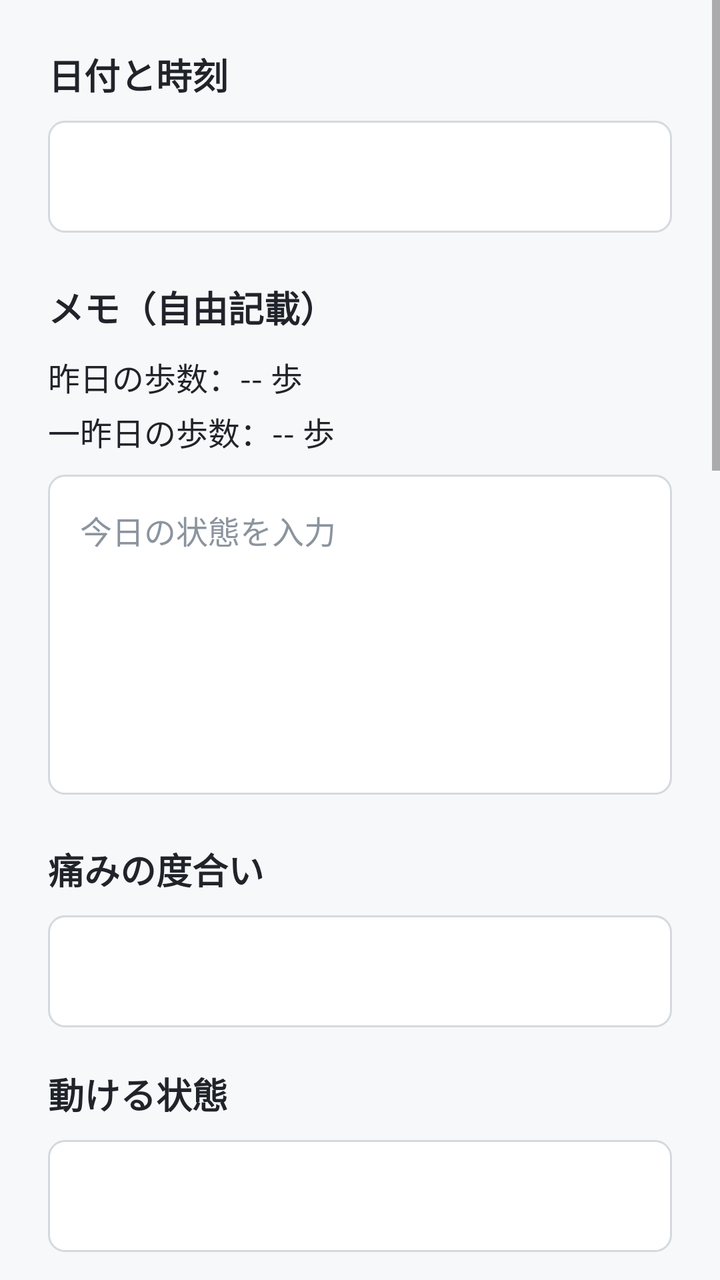
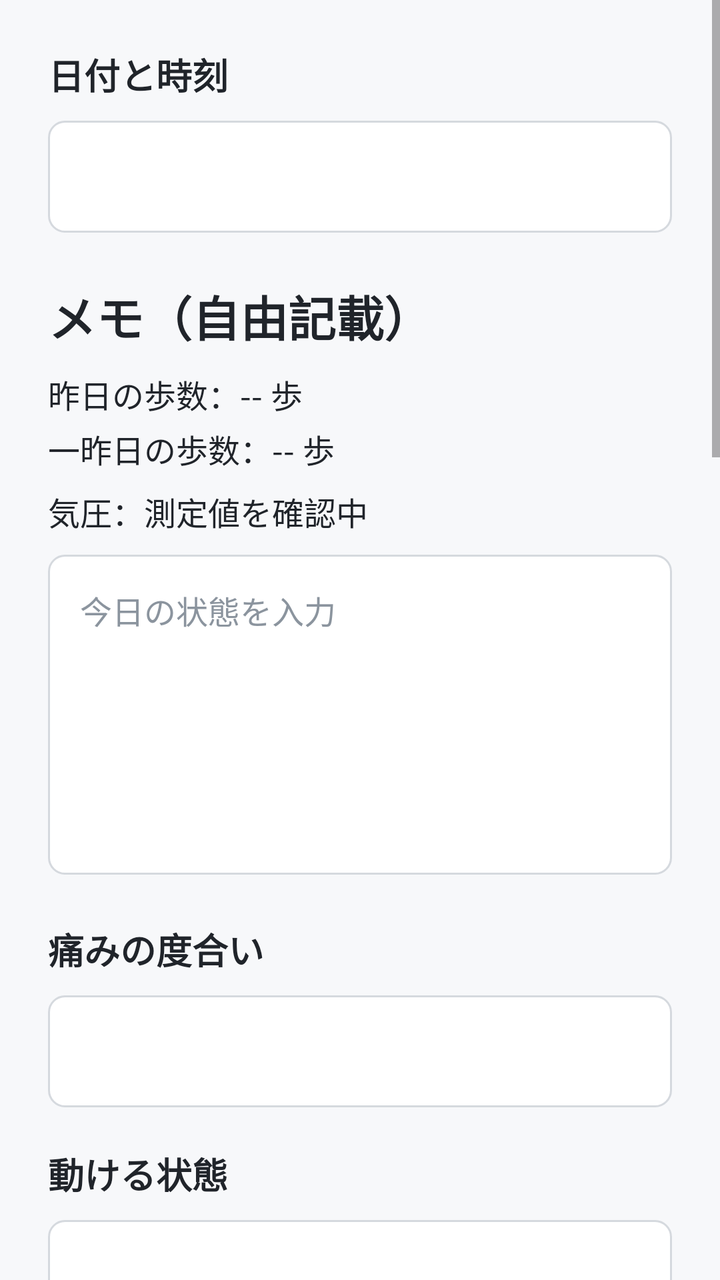

An Android layout rendered at two revisions. The XML below is the earlier revision; the diff shows what the commit changed to produce the second picture.
<!-- AndroidManifest.xml: application theme Theme.PainRecord001 -->
<!-- res/layout/activity_record_input.xml -->
<?xml version="1.0" encoding="utf-8"?>
<ScrollView xmlns:android="http://schemas.android.com/apk/res/android"
    android:layout_width="match_parent"
    android:layout_height="match_parent"
    android:background="@color/screen_background"
    android:clipToPadding="false"
    android:fillViewport="true"
    android:paddingBottom="120dp">

    <LinearLayout
        android:layout_width="match_parent"
        android:layout_height="wrap_content"
        android:orientation="vertical"
        android:padding="24dp">

        <TextView
            android:layout_width="match_parent"
            android:layout_height="wrap_content"
            android:text="@string/date_time_label"
            android:textColor="@color/text_primary"
            android:textSize="18sp"
            android:textStyle="bold" />

        <TextView
            android:id="@+id/dateTimeText"
            android:layout_width="match_parent"
            android:layout_height="56dp"
            android:layout_marginTop="10dp"
            android:background="@drawable/edit_text_background"
            android:gravity="center_vertical"
            android:padding="16dp"
            android:textColor="@color/text_primary"
            android:textSize="16sp" />

        <TextView
            android:layout_width="match_parent"
            android:layout_height="wrap_content"
            android:layout_marginTop="24dp"
            android:text="@string/memo_free_label"
            android:textColor="@color/text_primary"
            android:textSize="18sp"
            android:textStyle="bold" />
        <TextView
            android:id="@+id/yesterdayStepsText"
            android:layout_width="match_parent"
            android:layout_height="wrap_content"
            android:layout_marginTop="10dp"
            android:text="昨日の歩数：-- 歩"
            android:textColor="@color/text_primary"
            android:textSize="16sp" />

        <TextView
            android:id="@+id/dayBeforeYesterdayStepsText"
            android:layout_width="match_parent"
            android:layout_height="wrap_content"
            android:layout_marginTop="4dp"
            android:text="一昨日の歩数：-- 歩"
            android:textColor="@color/text_primary"
            android:textSize="16sp" />
        <EditText
            android:id="@+id/dateScreenMemoEditText"
            android:layout_width="match_parent"
            android:layout_height="160dp"
            android:layout_marginTop="10dp"
            android:background="@drawable/edit_text_background"
            android:gravity="top|start"
            android:hint="@string/memo_hint"
            android:inputType="textMultiLine|textCapSentences"
            android:padding="16dp"
            android:textColor="@color/text_primary"
            android:textColorHint="@color/text_hint"
            android:textSize="16sp" />

        <TextView
            android:layout_width="match_parent"
            android:layout_height="wrap_content"
            android:layout_marginTop="24dp"
            android:text="@string/pain_level_label"
            android:textColor="@color/text_primary"
            android:textSize="18sp"
            android:textStyle="bold" />

        <Spinner
            android:id="@+id/painLevelSpinner"
            android:layout_width="match_parent"
            android:layout_height="56dp"
            android:layout_marginTop="10dp"
            android:background="@drawable/edit_text_background"
            android:paddingHorizontal="12dp" />

        <TextView
            android:layout_width="match_parent"
            android:layout_height="wrap_content"
            android:layout_marginTop="20dp"
            android:text="@string/movement_label"
            android:textColor="@color/text_primary"
            android:textSize="18sp"
            android:textStyle="bold" />

        <Spinner
            android:id="@+id/movementSpinner"
            android:layout_width="match_parent"
            android:layout_height="56dp"
            android:layout_marginTop="10dp"
            android:background="@drawable/edit_text_background"
            android:paddingHorizontal="12dp" />

        <TextView
            android:layout_width="match_parent"
            android:layout_height="wrap_content"
            android:layout_marginTop="20dp"
            android:text="@string/sleep_label"
            android:textColor="@color/text_primary"
            android:textSize="18sp"
            android:textStyle="bold" />

        <Spinner
            android:id="@+id/sleepSpinner"
            android:layout_width="match_parent"
            android:layout_height="56dp"
            android:layout_marginTop="10dp"
            android:background="@drawable/edit_text_background"
            android:paddingHorizontal="12dp" />

        <TextView
            android:layout_width="match_parent"
            android:layout_height="wrap_content"
            android:layout_marginTop="20dp"
            android:text="@string/brain_fog_label"
            android:textColor="@color/text_primary"
            android:textSize="18sp"
            android:textStyle="bold" />

        <Spinner
            android:id="@+id/brainFogSpinner"
            android:layout_width="match_parent"
            android:layout_height="56dp"
            android:layout_marginTop="10dp"
            android:background="@drawable/edit_text_background"
            android:paddingHorizontal="12dp" />

        <TextView
            android:layout_width="match_parent"
            android:layout_height="wrap_content"
            android:layout_marginTop="20dp"
            android:text="@string/pain_time_label"
            android:textColor="@color/text_primary"
            android:textSize="18sp"
            android:textStyle="bold" />

        <LinearLayout
            android:layout_width="match_parent"
            android:layout_height="wrap_content"
            android:layout_marginTop="10dp"
            android:background="@drawable/edit_text_background"
            android:orientation="vertical"
            android:padding="12dp">

            <CheckBox
                android:id="@+id/morningCheckBox"
                android:layout_width="match_parent"
                android:layout_height="48dp"
                android:text="@string/pain_time_morning"
                android:textColor="@color/text_primary"
                android:textSize="16sp" />

            <CheckBox
                android:id="@+id/eveningCheckBox"
                android:layout_width="match_parent"
                android:layout_height="48dp"
                android:text="@string/pain_time_evening"
                android:textColor="@color/text_primary"
                android:textSize="16sp" />

            <CheckBox
                android:id="@+id/nightCheckBox"
                android:layout_width="match_parent"
                android:layout_height="48dp"
                android:text="@string/pain_time_night"
                android:textColor="@color/text_primary"
                android:textSize="16sp" />

            <CheckBox
                android:id="@+id/allDayCheckBox"
                android:layout_width="match_parent"
                android:layout_height="48dp"
                android:text="@string/pain_time_all_day"
                android:textColor="@color/text_primary"
                android:textSize="16sp" />
        </LinearLayout>

        <Button
            android:id="@+id/nextButton"
            android:layout_width="match_parent"
            android:layout_height="56dp"
            android:layout_marginTop="24dp"
            android:backgroundTint="@color/accent"
            android:text="@string/next"
            android:textAllCaps="false"
            android:textColor="@color/white"
            android:textSize="16sp"
            android:textStyle="bold" />

        <Button
            android:id="@+id/returnToTopButton"
            android:layout_width="match_parent"
            android:layout_height="56dp"
            android:layout_marginTop="12dp"
            android:backgroundTint="@color/mandala_button"
            android:text="@string/return_to_top"
            android:textAllCaps="false"
            android:textColor="@color/white"
            android:textSize="16sp"
            android:textStyle="bold" />

        <Space
            android:layout_width="match_parent"
            android:layout_height="120dp" />
    </LinearLayout>
</ScrollView>
<!-- resources referenced by this layout -->
<resources>
  <color name="accent">#FF108E71</color>
  <color name="mandala_button">#FF1F4C8E</color>
  <color name="screen_background">#FFF7F8FA</color>
  <color name="text_hint">#FF8B949E</color>
  <color name="text_primary">#FF20242A</color>
  <color name="white">#FFFFFFFF</color>
  <!-- drawable edit_text_background (drawable) -->
  <?xml version="1.0" encoding="utf-8"?>
  <shape xmlns:android="http://schemas.android.com/apk/res/android">
      <solid android:color="@color/white" />
      <stroke
          android:width="1dp"
          android:color="@color/input_border" />
      <corners android:radius="8dp" />
  </shape>
  <string name="brain_fog_label">頭の働き（ブレインフォグ）</string>
  <string name="date_time_label">日付と時刻</string>
  <string name="memo_free_label">メモ（自由記載）</string>
  <string name="memo_hint">今日の状態を入力</string>
  <string name="movement_label">動ける状態</string>
  <string name="next">次へ</string>
  <string name="pain_level_label">痛みの度合い</string>
  <string name="pain_time_all_day">4. 1日中</string>
  <string name="pain_time_evening">2. 夕方</string>
  <string name="pain_time_label">痛い時間帯</string>
  <string name="pain_time_morning">1. 午前中</string>
  <string name="pain_time_night">3. 夜間</string>
  <string name="return_to_top">最初に戻る</string>
  <string name="sleep_label">睡眠の状態</string>
  <style name="Theme.PainRecord001" parent="Theme.MaterialComponents.DayNight.NoActionBar">
          
          <item name="colorPrimary">@color/accent</item>
          <item name="colorPrimaryVariant">@color/mandala_button</item>
          <item name="colorOnPrimary">@color/white</item>
          
          <item name="colorSecondary">@color/teal_200</item>
          <item name="colorSecondaryVariant">@color/teal_700</item>
          <item name="colorOnSecondary">@color/black</item>
          
          <item name="android:statusBarColor">?attr/colorPrimaryVariant</item>
          
      </style>
  <color name="input_border">#FFD5D9DE</color>
  <color name="teal_200">#FF03DAC5</color>
  <color name="teal_700">#FF018786</color>
  <color name="black">#FF000000</color>
</resources>

<!-- the commit's change to res/layout/activity_record_input.xml (unified diff, before → after) -->
@@ -38,7 +38,7 @@
             android:layout_marginTop="24dp"
             android:text="@string/memo_free_label"
             android:textColor="@color/text_primary"
-            android:textSize="18sp"
+            android:textSize="24sp"
             android:textStyle="bold" />
         <TextView
             android:id="@+id/yesterdayStepsText"
@@ -57,6 +57,16 @@
             android:text="一昨日の歩数：-- 歩"
             android:textColor="@color/text_primary"
             android:textSize="16sp" />
+
+        <TextView
+            android:id="@+id/currentPressureText"
+            android:layout_width="match_parent"
+            android:layout_height="wrap_content"
+            android:layout_marginTop="8dp"
+            android:text="気圧：測定値を確認中"
+            android:textColor="@color/text_primary"
+            android:textSize="16sp" />
+
         <EditText
             android:id="@+id/dateScreenMemoEditText"
             android:layout_width="match_parent"
